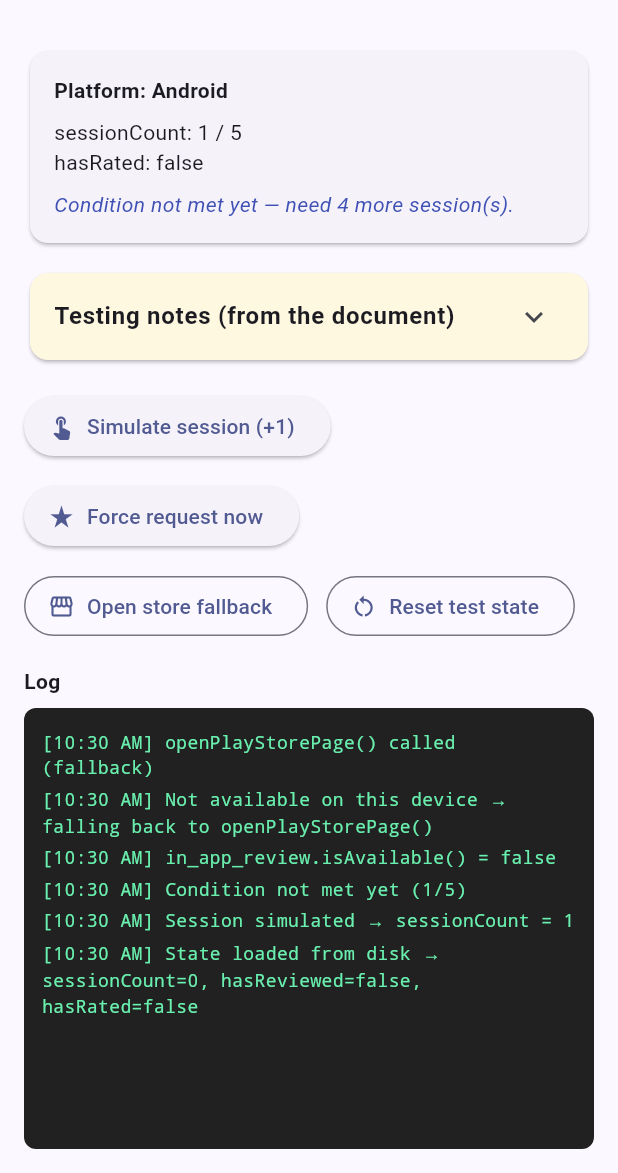
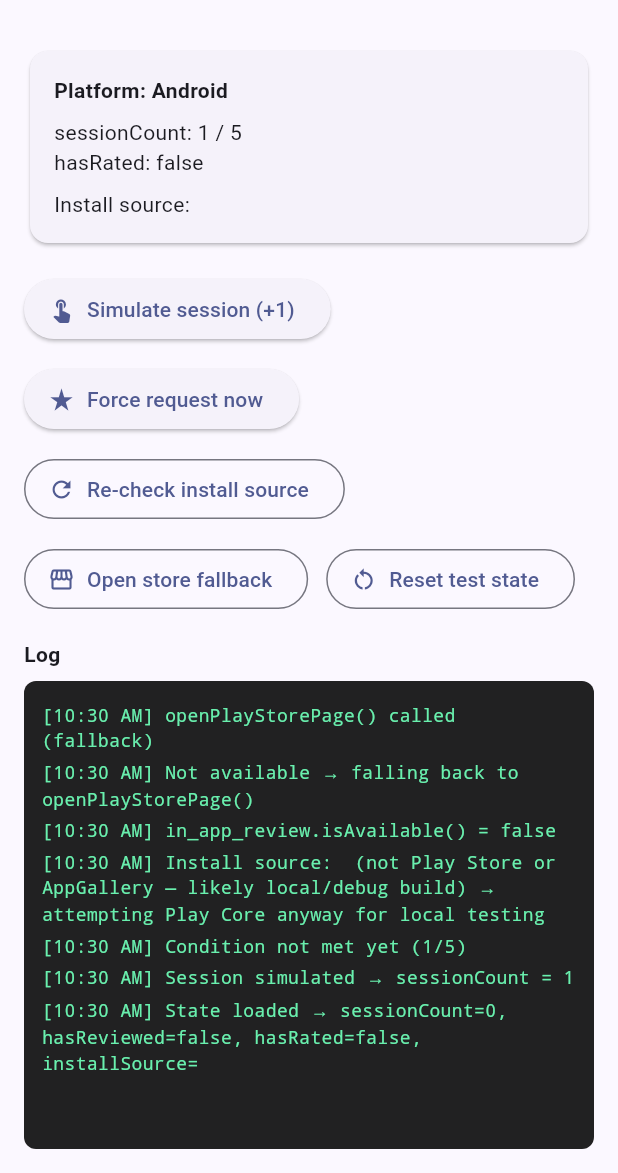
Before and after one commit to Ratchanon0533/Review-testing-APP, a Flutter app: the screen it shows after launch, after a tap on "Simulate session (+1)", after a tap on "Force request now", on a phone screen of 412 x 824 dp, the part 63-1236 px from its top. Run offline on Flutter 3.47's test engine with Material 3 defaults, Android fonts, the phone set to English and light mode, and no system bars; our stand-ins replace in_app_review, shared_preferences; missing offline and left inert: store_checker.

Commit message:
in app rating with Huawei AppGallery

```diff
--- a/lib/main.dart
+++ b/lib/main.dart
@@ -2,8 +2,9 @@ import 'dart:io';
 import 'package:flutter/material.dart';
 import 'package:in_app_review/in_app_review.dart';
 import 'package:shared_preferences/shared_preferences.dart';
+import 'package:store_checker/store_checker.dart';
 
-const int kSessionThreshold = 5; // matches "sessionCount >= 5" in the doc
+const int kSessionThreshold = 5;
 
 void main() => runApp(const ReviewFlowTesterApp());
 
@@ -20,15 +21,10 @@ class ReviewFlowTesterApp extends StatelessWidget {
   }
 }
 
-/// Mirrors the functions named in the reference document:
-/// requestiOSRating(), requestAndroidRating(), openAppStorePage(),
-/// openPlayStorePage() — plus persisted sessionCount / hasReviewed /
-/// hasRated so the "already reviewed" behavior survives app restarts,
-/// same as it would in production.
 class RatingService {
   static const _keySessionCount = 'sessionCount';
-  static const _keyHasReviewed = 'hasReviewed'; // iOS
-  static const _keyHasRated = 'hasRated'; // Android
+  static const _keyHasReviewed = 'hasReviewed';
+  static const _keyHasRated = 'hasRated';
 
   final InAppReview _inAppReview = InAppReview.instance;
 
@@ -71,47 +67,61 @@ class RatingService {
     await prefs.setBool(_keyHasRated, false);
   }
 
-  /// iOS: sessionCount >= 5 && !hasReviewed → requestiOSRating()
+  Future<Source> getInstallSource() async {
+    try {
+      return await StoreChecker.getSource;
+    } catch (_) {
+      return Source.UNKNOWN;
+    }
+  }
+
   Future<void> requestiOSRating(void Function(String) log) async {
     final available = await _inAppReview.isAvailable();
     log('in_app_review.isAvailable() = $available');
     if (!available) {
-      log('Not available on this device → falling back to openAppStorePage()');
+      log('Not available → falling back to openAppStorePage()');
       await openAppStorePage(log);
       return;
     }
     await _inAppReview.requestReview();
     await _setHasReviewed(true);
-    log('requestiOSRating() called requestReview(). hasReviewed set to true. '
-        'Apple decides silently whether the dialog actually appears — no '
-        'callback confirms it either way.');
+    log('requestiOSRating() called requestReview(). hasReviewed set to true.');
   }
 
-  /// Android: sessionCount >= 5 && !hasRated → requestAndroidRating()
   Future<void> requestAndroidRating(void Function(String) log) async {
     final available = await _inAppReview.isAvailable();
     log('in_app_review.isAvailable() = $available');
     if (!available) {
-      log('Not available on this device → falling back to openPlayStorePage()');
+      log('Not available → falling back to openPlayStorePage()');
       await openPlayStorePage(log);
       return;
     }
     await _inAppReview.requestReview();
     await _setHasRated(true);
-    log('requestAndroidRating() called requestReview(). hasRated set to true. '
-        'Google decides silently whether the bottom sheet actually appears — '
-        'no callback confirms it either way.');
+    log('requestAndroidRating() called requestReview() (Play Core). hasRated set to true.');
+  }
+
+  Future<void> requestHuaweiRating(void Function(String) log) async {
+    log('No native Huawei review popup API exists — opening AppGallery page instead.');
+    await openAppGalleryPage(log);
+    await _setHasRated(true);
   }
 
   Future<void> openAppStorePage(void Function(String) log,
       {String appStoreId = '123456789'}) async {
     await _inAppReview.openStoreListing(appStoreId: appStoreId);
-    log('openAppStorePage() called with appStoreId=$appStoreId (fallback)');
+    log('openAppStorePage() called (fallback)');
   }
 
   Future<void> openPlayStorePage(void Function(String) log) async {
     await _inAppReview.openStoreListing();
     log('openPlayStorePage() called (fallback)');
+  }
+
+  Future<void> openAppGalleryPage(void Function(String) log) async {
+    log('openAppGalleryPage() called (fallback) — package: com.stw.review_flow_tester');
+    // Actual URL launching can be wired in later with url_launcher if needed;
+    // logged here so the routing decision itself is verifiable first.
   }
 }
 
@@ -129,6 +139,7 @@ class _FlowTesterPageState extends State<FlowTesterPage> {
   int _sessionCount = 0;
   bool _hasReviewed = false;
   bool _hasRated = false;
+  Source _installSource = Source.UNKNOWN;
   bool _loading = true;
 
   bool get _isIOS => Platform.isIOS;
@@ -145,14 +156,16 @@ class _FlowTesterPageState extends State<FlowTesterPage> {
     final count = await _service.getSessionCount();
     final reviewed = await _service.getHasReviewed();
     final rated = await _service.getHasRated();
+    final source = await _service.getInstallSource();
     setState(() {
       _sessionCount = count;
       _hasReviewed = reviewed;
       _hasRated = rated;
+      _installSource = source;
       _loading = false;
     });
-    _addLog('State loaded from disk → sessionCount=$count, '
-        'hasReviewed=$reviewed, hasRated=$rated');
+    _addLog('State loaded → sessionCount=$count, hasReviewed=$reviewed, '
+        'hasRated=$rated, installSource=$source');
   }
 
   void _addLog(String message) {
@@ -160,47 +173,56 @@ class _FlowTesterPageState extends State<FlowTesterPage> {
     setState(() => _log.insert(0, '[$now] $message'));
   }
 
-
-
-  /// Simulates one "successful session" — matches the app-side condition
-  /// described in the doc: sessionCount >= 5 && !hasReviewed/!hasRated.
   Future<void> _simulateSession() async {
     final count = await _service.incrementSessionCount();
     setState(() => _sessionCount = count);
     _addLog('Session simulated → sessionCount = $count');
 
     if (_alreadyDone) {
-      _addLog('Condition skipped: user has already '
-          '${_isIOS ? "reviewed" : "rated"} (persisted).');
+      _addLog('Condition skipped: already ${_isIOS ? "reviewed" : "rated"}.');
       return;
     }
     if (count < kSessionThreshold) {
       _addLog('Condition not met yet ($count/$kSessionThreshold)');
       return;
     }
-
-    _addLog('Condition met ($count >= $kSessionThreshold) → '
-        'calling ${_isIOS ? "requestiOSRating()" : "requestAndroidRating()"}');
+    _addLog('Condition met ($count >= $kSessionThreshold)');
     await _requestNow();
   }
 
   Future<void> _requestNow() async {
     if (_isIOS) {
       await _service.requestiOSRating(_addLog);
-      final reviewed = await _service.getHasReviewed();
-      setState(() => _hasReviewed = reviewed);
     } else if (_isAndroid) {
-      await _service.requestAndroidRating(_addLog);
-      final rated = await _service.getHasRated();
-      setState(() => _hasRated = rated);
-    } else {
-      _addLog('Not iOS or Android — nothing to call.');
+      switch (_installSource) {
+        case Source.IS_INSTALLED_FROM_HUAWEI_APP_GALLERY:
+          _addLog('Install source: Huawei AppGallery → routing to Huawei path');
+          await _service.requestHuaweiRating(_addLog);
+          break;
+        case Source.IS_INSTALLED_FROM_PLAY_STORE:
+          _addLog('Install source: Play Store → routing to Play Core');
+          await _service.requestAndroidRating(_addLog);
+          break;
+        default:
+          _addLog('Install source: $_installSource (not Play Store or '
+              'AppGallery — likely local/debug build) → attempting Play '
+              'Core anyway for local testing');
+          await _service.requestAndroidRating(_addLog);
+      }
     }
+    final reviewed = await _service.getHasReviewed();
+    final rated = await _service.getHasRated();
+    setState(() {
+      _hasReviewed = reviewed;
+      _hasRated = rated;
+    });
   }
 
   Future<void> _openFallback() async {
     if (_isIOS) {
       await _service.openAppStorePage(_addLog);
+    } else if (_installSource == Source.IS_INSTALLED_FROM_HUAWEI_APP_GALLERY) {
+      await _service.openAppGalleryPage(_addLog);
     } else {
       await _service.openPlayStorePage(_addLog);
     }
@@ -213,8 +235,13 @@ class _FlowTesterPageState extends State<FlowTesterPage> {
       _hasReviewed = false;
       _hasRated = false;
     });
-    _addLog('Test state reset (sessionCount=0, hasReviewed=false, '
-        'hasRated=false) — persisted to disk.');
+    _addLog('Test state reset.');
+  }
+
+  Future<void> _recheckInstallSource() async {
+    final source = await _service.getInstallSource();
+    setState(() => _installSource = source);
+    _addLog('Install source re-checked → $source');
   }
 
   @override
@@ -229,8 +256,6 @@ class _FlowTesterPageState extends State<FlowTesterPage> {
                 crossAxisAlignment: CrossAxisAlignment.stretch,
                 children: [
                   _buildStatusCard(),
-                  const SizedBox(height: 12),
-                  _buildTestingGuidanceCard(),
                   const SizedBox(height: 16),
                   Wrap(
                     spacing: 12,
@@ -246,14 +271,12 @@ class _FlowTesterPageState extends State<FlowTesterPage> {
                         icon: const Icon(Icons.star_rate),
                         label: const Text('Force request now'),
                       ),
-                      // if (kDebugMode)
-                      //   ElevatedButton.icon(
-                      //     onPressed: _testWithFakeReviewManager,
-                      //     icon: const Icon(Icons.science),
-                      //     label: const Text('Test with FakeReviewManager'),
-                      //     style: ElevatedButton.styleFrom(
-                      //         backgroundColor: Colors.deepOrange),
-                      //   ),
+                      if (_isAndroid)
+                        OutlinedButton.icon(
+                          onPressed: _recheckInstallSource,
+                          icon: const Icon(Icons.refresh),
+                          label: const Text('Re-check install source'),
+                        ),
                       OutlinedButton.icon(
                         onPressed: _openFallback,
                         icon: const Icon(Icons.storefront),
@@ -267,8 +290,7 @@ class _FlowTesterPageState extends State<FlowTesterPage> {
                     ],
                   ),
                   const SizedBox(height: 16),
-                  const Text('Log',
-                      style: TextStyle(fontWeight: FontWeight.bold)),
+                  const Text('Log', style: TextStyle(fontWeight: FontWeight.bold)),
                   const SizedBox(height: 8),
                   Expanded(
                     child: Container(
@@ -283,8 +305,7 @@ class _FlowTesterPageState extends State<FlowTesterPage> {
                           : ListView.builder(
                               itemCount: _log.length,
                               itemBuilder: (context, i) => Padding(
-                                padding:
-                                    const EdgeInsets.symmetric(vertical: 2),
+                                padding: const EdgeInsets.symmetric(vertical: 2),
                                 child: Text(
                                   _log[i],
                                   style: const TextStyle(
@@ -304,8 +325,7 @@ class _FlowTesterPageState extends State<FlowTesterPage> {
   }
 
   Widget _buildStatusCard() {
-    final platformLabel =
-        _isIOS ? 'iOS' : (_isAndroid ? 'Android' : Platform.operatingSystem);
+    final platformLabel = _isIOS ? 'iOS' : (_isAndroid ? 'Android' : Platform.operatingSystem);
     return Card(
       child: Padding(
         padding: const EdgeInsets.all(16),
@@ -317,74 +337,14 @@ class _FlowTesterPageState extends State<FlowTesterPage> {
             const SizedBox(height: 8),
             Text('sessionCount: $_sessionCount / $kSessionThreshold'),
             if (_isIOS) Text('hasReviewed: $_hasReviewed'),
-            if (_isAndroid) Text('hasRated: $_hasRated'),
-            const SizedBox(height: 8),
-            Text(
-              _alreadyDone
-                  ? 'Condition will NOT auto-trigger again — already ${_isIOS ? "reviewed" : "rated"} (persisted across restarts).'
-                  : (_sessionCount >= kSessionThreshold
-                      ? 'Condition met — next "Simulate session" or "Force request" call will fire the native prompt call.'
-                      : 'Condition not met yet — need ${kSessionThreshold - _sessionCount} more session(s).'),
-              style: const TextStyle(
-                fontStyle: FontStyle.italic,
-                color: Colors.indigo,
-              ),
-            ),
+            if (_isAndroid) ...[
+              Text('hasRated: $_hasRated'),
+              const SizedBox(height: 8),
+              Text('Install source: ${_installSource.toString().split('.').last}'),
+            ],
           ],
         ),
       ),
     );
   }
-
-  Widget _buildTestingGuidanceCard() {
-    return Card(
-      color: Colors.amber.shade50,
-      child: ExpansionTile(
-        title: const Text('Testing notes (from the document)',
-            style: TextStyle(fontWeight: FontWeight.bold)),
-        childrenPadding: const EdgeInsets.fromLTRB(16, 0, 16, 16),
-        children: [
-          if (_isIOS) ...const [
-            _Bullet('Debug / Simulator (USB, run from Xcode): the dialog '
-                'shows every single time, with no quota — this is expected, '
-                'not a bug. Submit is not clickable and it does not count '
-                'toward the real 3-per-365-day quota.'),
-            _Bullet('TestFlight: the native dialog will NEVER appear at '
-                'all — Apple blocks it there on purpose.'),
-            _Bullet('App Store (production): this is the only build where '
-                'the real 3-per-365-days quota is enforced, silently.'),
-          ],
-          if (_isAndroid) ...const [
-            _Bullet('Internal Testing track: bypasses the time-based '
-                'quota, so the dialog can reappear repeatedly for testing.'),
-            _Bullet('BUT: the Google account must never have reviewed '
-                'this app before. If it already has, delete the existing '
-                'review from the Play Store app first (search your app → '
-                '⋮ → Delete review), then relaunch to see it again.'),
-            _Bullet('Sideloaded debug builds may silently no-op even '
-                'when requestReview() returns without error.'),
-          ],
-        ],
-      ),
-    );
-  }
 }
-
-class _Bullet extends StatelessWidget {
-  final String text;
-  const _Bullet(this.text);
-
-  @override
-  Widget build(BuildContext context) {
-    return Padding(
-      padding: const EdgeInsets.symmetric(vertical: 4),
-      child: Row(
-        crossAxisAlignment: CrossAxisAlignment.start,
-        children: [
-          const Text('•  '),
-          Expanded(child: Text(text)),
-        ],
-      ),
-    );
-  }
-}
--- a/pubspec.yaml
+++ b/pubspec.yaml
@@ -15,6 +15,7 @@ dependencies:
     sdk: flutter
   in_app_review: ^2.0.9
   shared_preferences: ^2.2.2
+  store_checker: ^1.8.0
 
 dev_dependencies:
   flutter_test:
```
Also changed, not shown: pubspec.lock, 3 other files.
